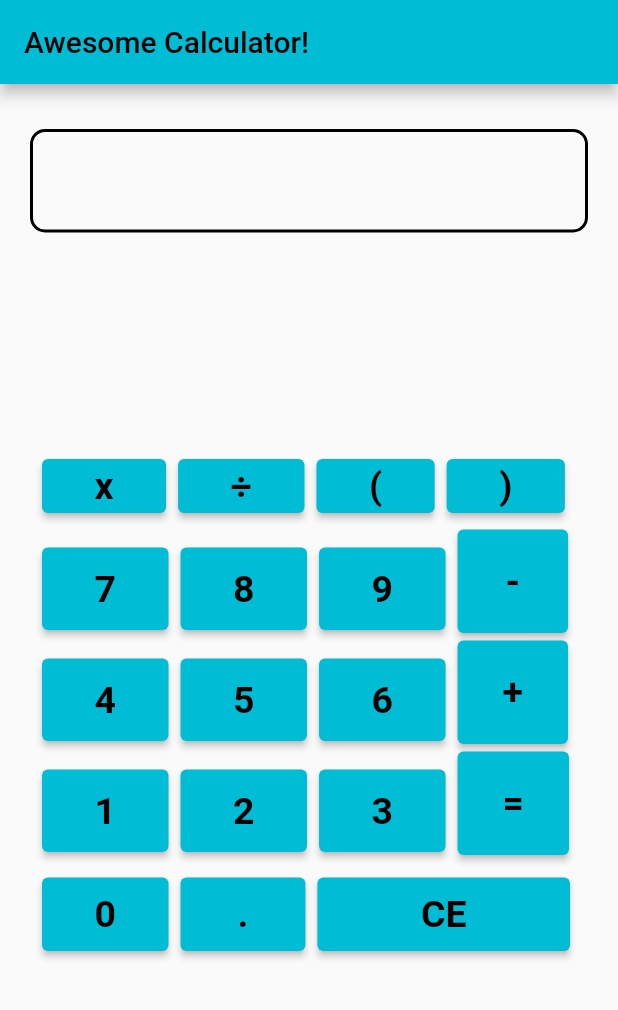
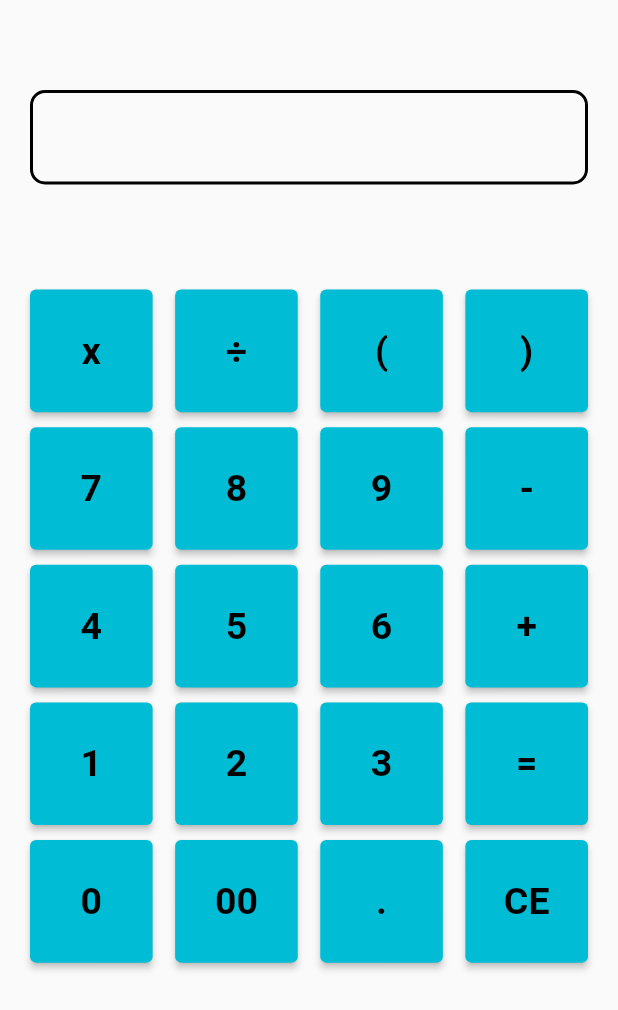
Before and after one commit to Kara-Zor-El/Flutter-Learning, a Flutter app: the screen it shows after launch, on a phone screen of 412 x 824 dp. Shown: the top 1010 px of the screen. Run offline on Flutter 3.47's test engine with Material 2 defaults, Android fonts, the phone set to English and light mode, and no system bars.

Commit message:
Added gridview and changed button parameters

```diff
--- a/calculator_app/lib/main.dart
+++ b/calculator_app/lib/main.dart
@@ -29,32 +29,45 @@ class Calculator extends StatefulWidget {
 
 class _CalculatorState extends State<Calculator> {
   String displayString = "";
-  Widget buttonConstructor({
-    String text = "",
-    double mL = 8,
-    double mT = 5,
-    double mR = 0,
-    double mB = 0,
-    double pH = 35,
-    double pV = 0,
-    bool isEquals = false,
-    bool isCE = false,
-  }) {
-    return Container(
-      margin: EdgeInsets.fromLTRB(mL, mT, mR, mB),
-      child: ElevatedButton(
-        style: ElevatedButton.styleFrom(
-          padding: EdgeInsets.symmetric(horizontal: pH, vertical: pV),
-        ),
-        onPressed: !isEquals && !isCE
+  List<Widget> buttons = [];
+  _CalculatorState() {
+    buttons = [
+      buttonConstructor(text: "x"),
+      buttonConstructor(text: "÷"),
+      buttonConstructor(text: "("),
+      buttonConstructor(text: ")"),
+      buttonConstructor(text: "7"),
+      buttonConstructor(text: "8"),
+      buttonConstructor(text: "9"),
+      buttonConstructor(text: "-"),
+      buttonConstructor(text: "4"),
+      buttonConstructor(text: "5"),
+      buttonConstructor(text: "6"),
+      buttonConstructor(text: "+"),
+      buttonConstructor(text: "1"),
+      buttonConstructor(text: "2"),
+      buttonConstructor(text: "3"),
+      buttonConstructor(text: "="),
+      buttonConstructor(text: "0"),
+      buttonConstructor(text: "00"),
+      buttonConstructor(text: "."),
+      buttonConstructor(text: "CE"),
+    ];
+  }
+
+  Widget buttonConstructor({String text = ""}) {
+    return ElevatedButton(
+      // style: ElevatedButton.styleFrom(
+      //   padding: EdgeInsets.symmetric(horizontal: pH, vertical: pV),
+      // ),
+      onPressed: !(text == "=") && !(text == "CE")
           ? () => addToString(text)
-            : isEquals
+          : (text == "=")
               ? () => calculateSequence(displayString)
               : () => clearEverything(),
       child: Text(
         style: const TextStyle(fontSize: 25, fontWeight: FontWeight.bold),
         text,
-        ),
       ),
     );
   }
@@ -231,14 +244,15 @@ class _CalculatorState extends State<Calculator> {
   @override
   Widget build(BuildContext context) {
     return Scaffold(
-      appBar: AppBar(
-        title: const Text('Awesome Calculator!'),
-      ),
+      // appBar: AppBar(
+      //   title: const Text('Awesome Calculator!'),
+      //   toolbarHeight: 35,
+      // ),
       body: Column(
         children: [
           Container(
             alignment: Alignment.centerRight,
-            margin: const EdgeInsets.fromLTRB(20, 30, 20, 20),
+            margin: const EdgeInsets.fromLTRB(20, 60, 20, 20),
             decoration: BoxDecoration(
               border: Border.all(width: 2),
               borderRadius: const BorderRadius.all(Radius.circular(10)),
@@ -248,77 +262,27 @@ class _CalculatorState extends State<Calculator> {
               controller: _scrollController,
               padding: const EdgeInsets.symmetric(vertical: 15, horizontal: 20),
               child: Text(
-                style: const TextStyle(fontSize: 30),
+                style: const TextStyle(fontSize: 25),
                 displayString,
               ),
             ),
           ),
           Container(
             alignment: Alignment.center,
-            margin: const EdgeInsets.fromLTRB(20, 120, 20, 0),
+            margin: const EdgeInsets.fromLTRB(20, 50, 20, 0),
             padding: const EdgeInsets.only(bottom: 15),
             // decoration: BoxDecoration(
             //   border: Border.all(width: 2),
             //   borderRadius: const BorderRadius.all(Radius.circular(10)),
             // ),
-            child: Column(
-              children: [
-                Row(
-                  children: [
-                    buttonConstructor(text: "x"),
-                    buttonConstructor(text: "÷"),
-                    buttonConstructor(text: "("),
-                    buttonConstructor(text: ")"),
-                  ],
-                ),
-                Row(
-                  children: [
-                    buttonConstructor(text: "7", pV: 13, mT: 15),
-                    buttonConstructor(text: "8", pV: 13, mT: 15),
-                    buttonConstructor(text: "9", pV: 13, mT: 15),
-                    buttonConstructor(text: "-", pH: 32, pV: 20),
-                  ],
-                ),
-                Row(
-                  children: [
-                    buttonConstructor(text: "4", pV: 13, mT: 15),
-                    buttonConstructor(text: "5", pV: 13, mT: 15),
-                    buttonConstructor(text: "6", pV: 13, mT: 15),
-                    buttonConstructor(text: "+", pH: 30, pV: 20),
-                  ],
-                ),
-                Row(
-                  children: [
-                    buttonConstructor(text: "1", pV: 13, mT: 15),
-                    buttonConstructor(text: "2", pV: 13, mT: 15),
-                    buttonConstructor(text: "3", pV: 13, mT: 15),
-                    buttonConstructor(
-                        text: "=", pH: 30, pV: 20, isEquals: true),
-                  ],
-                ),
-                Row(
-                  children: [
-                    buttonConstructor(
-                      text: "0",
-                      pV: 10,
-                      mT: 15,
-                    ),
-                    buttonConstructor(
-                      text: ".",
-                      pV: 10,
-                      pH: 38,
-                      mT: 15,
-                    ),
-                    buttonConstructor(
-                      text: "CE",
-                      pV: 10,
-                      pH: 69,
-                      mT: 15,
-                      isCE: true,
-                    ),
-                  ],
-                ),
-              ],
+            child: GridView.count(
+              scrollDirection: Axis.vertical,
+              mainAxisSpacing: 10,
+              crossAxisSpacing: 15,
+              padding: EdgeInsets.zero,
+              shrinkWrap: true,
+              crossAxisCount: 4,
+              children: buttons,
             ),
           ),
         ],
```
Lines whose indentation alone changed are shown as unchanged.
